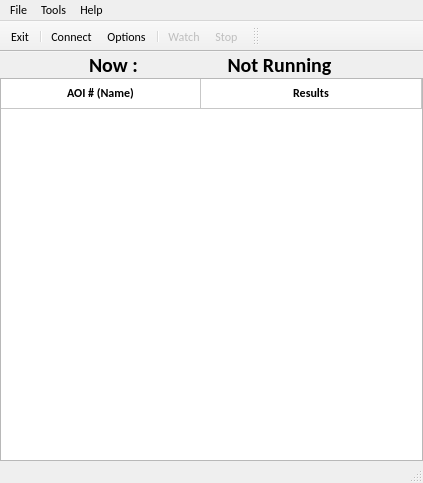
This is src/kem_studio_ocr.ui in hyungjungkim/low-cost-vision-based-cnc-machine-tool-status-monitoring as Qt 5 draws it before an edit. The edited form follows.
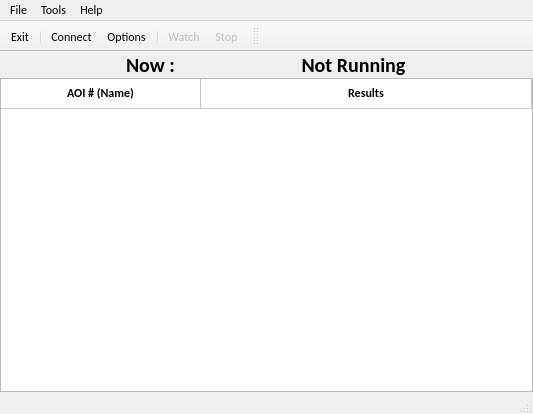
This is the edited form. Icons and pictures are not drawn.

Commit message:
[fix] now time UI rescale
[fix] now time UI rescale

```diff
--- a/src/kem_studio_ocr.ui
+++ b/src/kem_studio_ocr.ui
@@ -6,8 +6,8 @@
    <rect>
     <x>0</x>
     <y>0</y>
-    <width>423</width>
-    <height>483</height>
+    <width>533</width>
+    <height>414</height>
    </rect>
   </property>
   <property name="sizePolicy">
@@ -212,7 +212,7 @@
     <rect>
      <x>0</x>
      <y>0</y>
-     <width>423</width>
+     <width>533</width>
      <height>26</height>
     </rect>
    </property>
```
